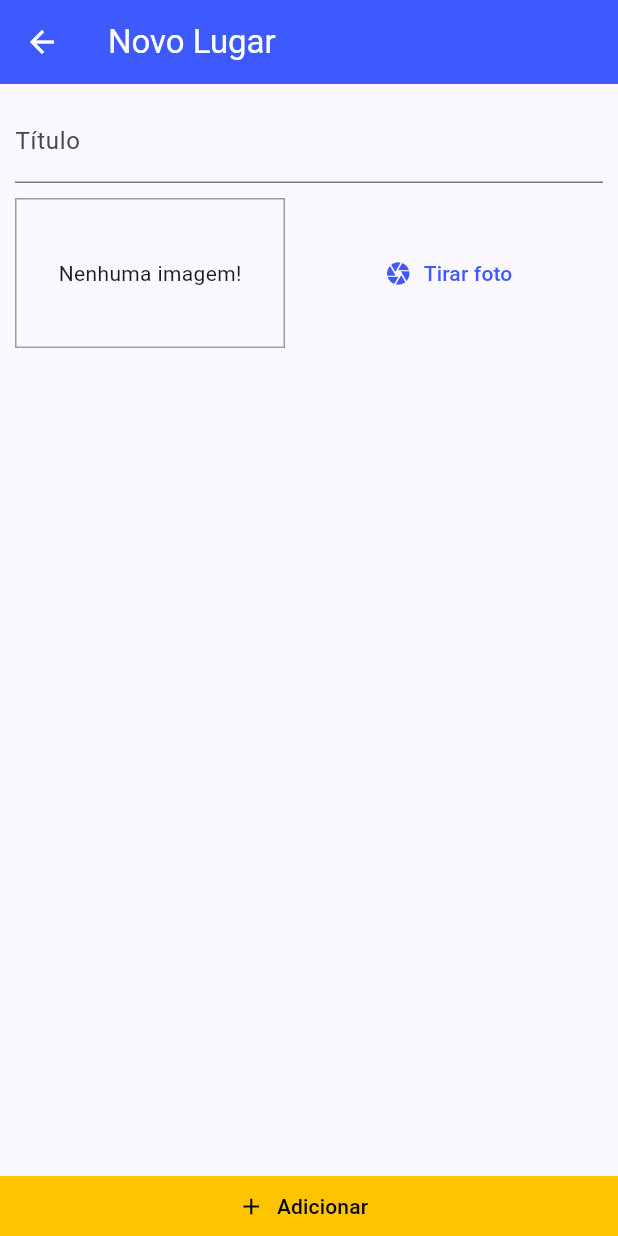
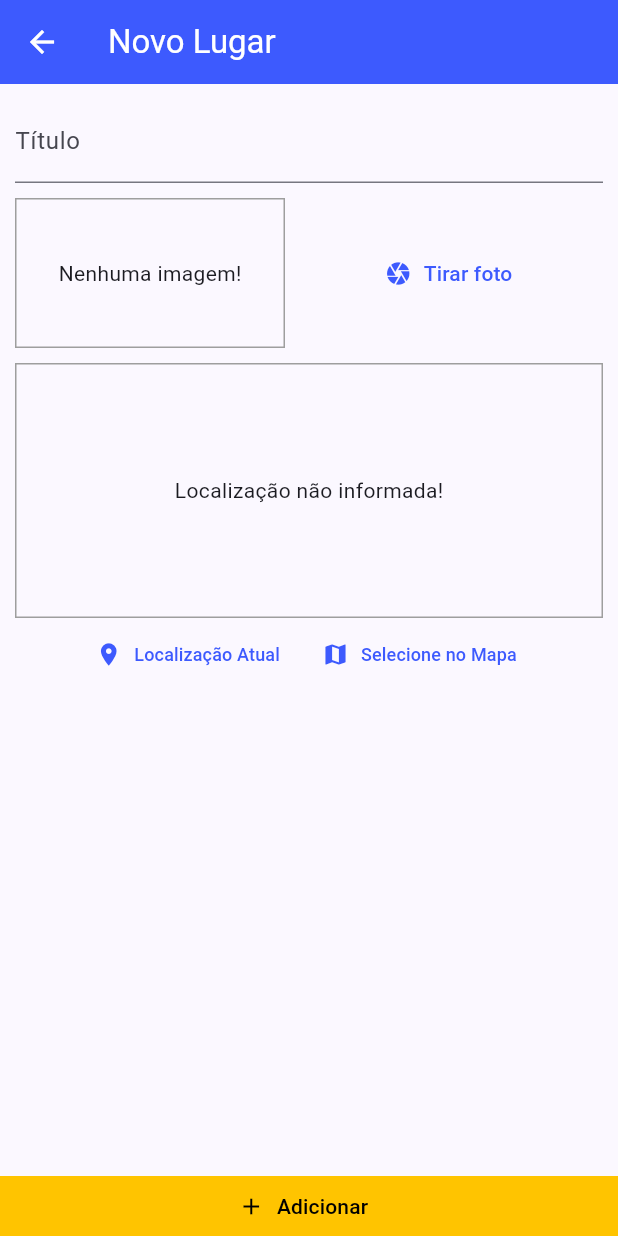
Before and after one commit to jhonatancassante/great_places, a Flutter app: the PlaceFormScreen screen opened by its route, on a phone screen of 412 x 824 dp. Run offline on Flutter 3.47's test engine with Material 3 defaults, Android fonts, the phone set to English and light mode, and no system bars; our stand-ins replace image_picker, sqflite; accounts and stored records are empty.

Commit message:
feat: created location input component

```diff
--- a/lib/screens/place_form_screen.dart
+++ b/lib/screens/place_form_screen.dart
@@ -4,6 +4,7 @@ import 'package:flutter/material.dart';
 import 'package:great_places/providers/great_places.dart';
 import 'package:great_places/widgets/bottom_button_widget.dart';
 import 'package:great_places/widgets/image_input.dart';
+import 'package:great_places/widgets/location_input.dart';
 import 'package:provider/provider.dart';
 
 class PlaceFormScreen extends StatefulWidget {
@@ -58,10 +59,10 @@ class _PlaceFormScreenState extends State<PlaceFormScreen> {
                         labelText: 'Título',
                       ),
                     ),
-                    const SizedBox(
-                      height: 10,
-                    ),
+                    const SizedBox(height: 10),
                     ImageInput(_selectImage),
+                    const SizedBox(height: 10),
+                    const LocationInput(),
                   ],
                 ),
               ),
--- /dev/null
+++ b/lib/widgets/location_input.dart
@@ -0,0 +1,59 @@
+import 'package:flutter/material.dart';
+
+class LocationInput extends StatefulWidget {
+  const LocationInput({super.key});
+
+  @override
+  State<LocationInput> createState() => _LocationInputState();
+}
+
+class _LocationInputState extends State<LocationInput> {
+  String _previewImageUrl = '';
+
+  @override
+  Widget build(BuildContext context) {
+    return Column(
+      children: [
+        Container(
+          height: 170,
+          width: double.infinity,
+          alignment: Alignment.center,
+          decoration: BoxDecoration(
+            border: Border.all(
+              width: 1,
+              color: Colors.grey,
+            ),
+          ),
+          child: _previewImageUrl == ''
+              ? const Text('Localização não informada!')
+              : Image.network(
+                  _previewImageUrl,
+                  fit: BoxFit.cover,
+                  width: double.infinity,
+                ),
+        ),
+        Row(
+          mainAxisAlignment: MainAxisAlignment.center,
+          children: [
+            TextButton.icon(
+              onPressed: () {},
+              label: const Text(
+                'Localização Atual',
+                style: TextStyle(fontSize: 12),
+              ),
+              icon: const Icon(Icons.location_on),
+            ),
+            TextButton.icon(
+              onPressed: () {},
+              label: const Text(
+                'Selecione no Mapa',
+                style: TextStyle(fontSize: 12),
+              ),
+              icon: const Icon(Icons.map),
+            ),
+          ],
+        ),
+      ],
+    );
+  }
+}
--- a/pubspec.yaml
+++ b/pubspec.yaml
@@ -40,6 +40,7 @@ dependencies:
   path_provider: ^2.1.3
   path: ^1.9.0
   sqflite: ^2.3.3+1
+  location: ^6.0.2
 
 dev_dependencies:
   flutter_test:
```
Also changed, not shown: pubspec.lock, 3 other files.
